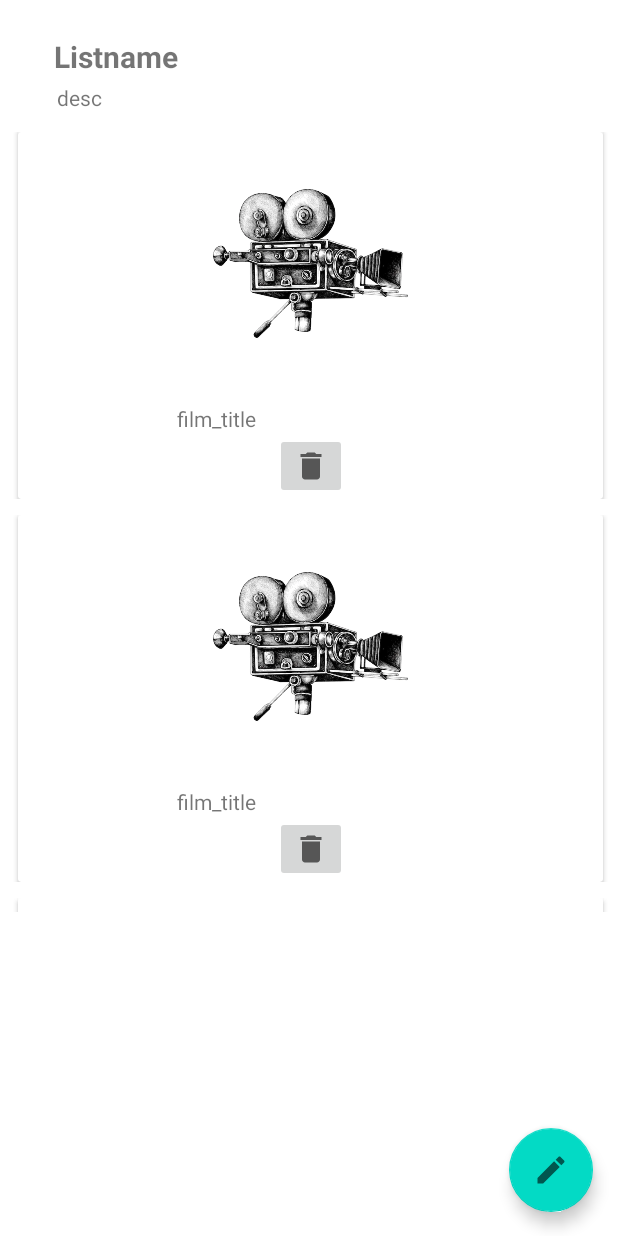
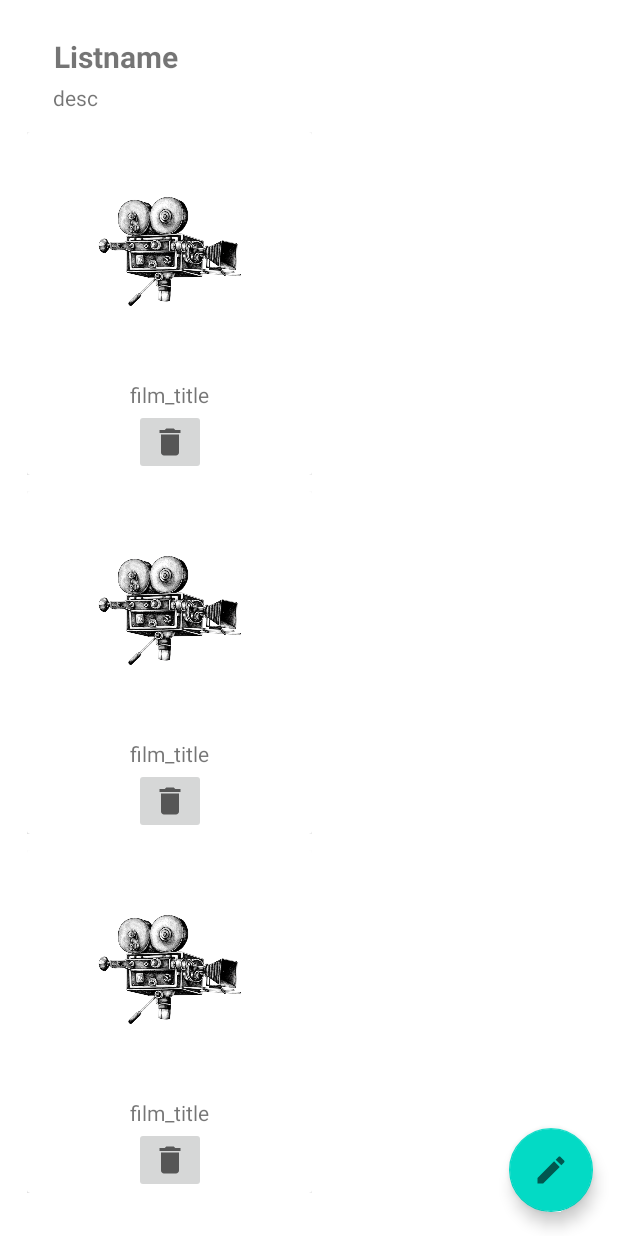
Before and after one commit to TophoStan/projectCinema, an Android app: the layout activity_single_list.xml on its own in the app's theme, with its tools: preview values and no code run, on a phone screen of 412 x 824 dp. Run offline under Robolectric (Android 15) with nearby library versions, the phone set to English and light mode, and no system bars.

Commit message:
design recycler view, now showing everything. import btn now on menu bar

```diff
--- a/app/src/main/res/layout/activity_single_list.xml
+++ b/app/src/main/res/layout/activity_single_list.xml
@@ -22,8 +22,8 @@
 
   <androidx.recyclerview.widget.RecyclerView
       android:id="@+id/listRecyclerView"
-      android:layout_width="wrap_content"
-      android:layout_height="525dp"
+      android:layout_width="375dp"
+      android:layout_height="0dp"
       android:layout_marginStart="1dp"
       android:layout_marginTop="8dp"
       android:layout_marginEnd="1dp"
@@ -32,7 +32,6 @@
       app:layout_constraintHorizontal_bias="0.333"
       app:layout_constraintStart_toStartOf="parent"
       app:layout_constraintTop_toBottomOf="@+id/list_desc"
-      app:layout_constraintVertical_bias="0.0"
       tools:listitem="@layout/film_layout_list">
 
   </androidx.recyclerview.widget.RecyclerView>
@@ -51,11 +50,11 @@
 
   <TextView
       android:id="@+id/list_desc"
-      android:layout_width="wrap_content"
+      android:layout_width="341dp"
       android:layout_height="wrap_content"
-      android:layout_marginStart="38dp"
       android:layout_marginTop="4dp"
       android:text="desc"
+      app:layout_constraintEnd_toEndOf="parent"
       app:layout_constraintStart_toStartOf="parent"
       app:layout_constraintTop_toBottomOf="@+id/listName_page" />
 
--- a/app/src/main/res/layout/film_layout_list.xml
+++ b/app/src/main/res/layout/film_layout_list.xml
@@ -2,28 +2,24 @@
 <androidx.constraintlayout.widget.ConstraintLayout xmlns:android="http://schemas.android.com/apk/res/android"
     xmlns:app="http://schemas.android.com/apk/res-auto"
     xmlns:tools="http://schemas.android.com/tools"
-    android:layout_width="match_parent"
+    android:layout_width="wrap_content"
     android:layout_height="wrap_content"
     android:layout_margin="5dp">
 
     <androidx.cardview.widget.CardView
-        android:layout_width="390dp"
+        android:layout_width="190dp"
         android:layout_height="wrap_content"
-        android:layout_marginStart="8dp"
-        android:layout_marginEnd="8dp"
-        app:layout_constraintBottom_toBottomOf="parent"
-        app:layout_constraintEnd_toEndOf="parent"
         app:layout_constraintStart_toStartOf="parent"
         app:layout_constraintTop_toTopOf="parent">
 
         <androidx.constraintlayout.widget.ConstraintLayout
             android:layout_width="match_parent"
-            android:layout_height="wrap_content">
+            android:layout_height="match_parent">
 
             <ImageView
                 android:id="@+id/movieIMG"
-                android:layout_width="194dp"
-                android:layout_height="171dp"
+                android:layout_width="125dp"
+                android:layout_height="155dp"
                 android:layout_marginTop="2dp"
                 app:layout_constraintEnd_toEndOf="parent"
                 app:layout_constraintStart_toStartOf="parent"
@@ -35,6 +31,7 @@
                 android:layout_width="178dp"
                 android:layout_height="wrap_content"
                 android:layout_marginTop="8dp"
+                android:gravity="center"
                 android:text="@string/film_title"
                 app:layout_constraintEnd_toEndOf="parent"
                 app:layout_constraintStart_toStartOf="parent"
--- a/app/src/main/res/layout/single_list_item.xml
+++ b/app/src/main/res/layout/single_list_item.xml
@@ -9,7 +9,7 @@
 
     <TextView
         android:id="@+id/listTitle"
-        android:layout_width="wrap_content"
+        android:layout_width="287dp"
         android:layout_height="wrap_content"
         android:layout_marginStart="16dp"
         android:layout_marginTop="8dp"
```
